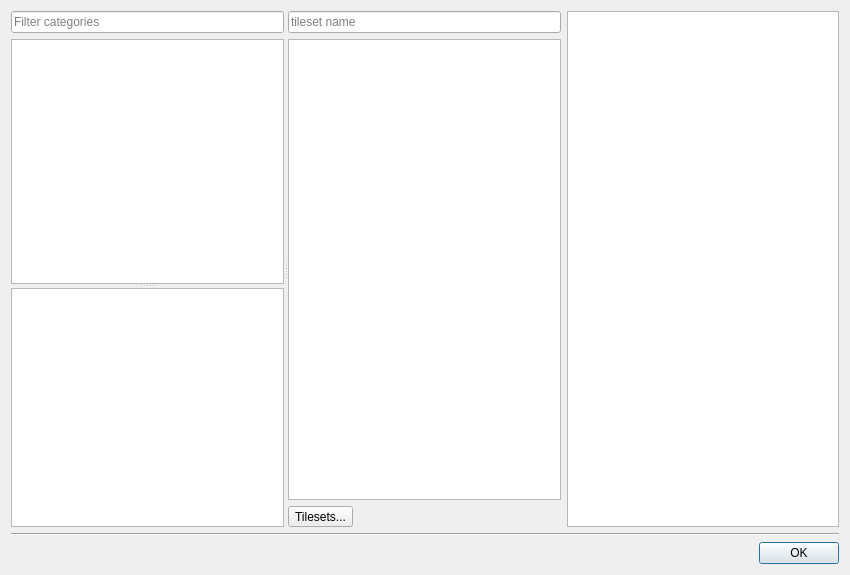
First picture: the form in TileZed/src/tiled/BuildingEditor/buildingtilesdialog.ui, repository Z3R0-BYT3Z/PZ_Mapping_Tools, before the edit.
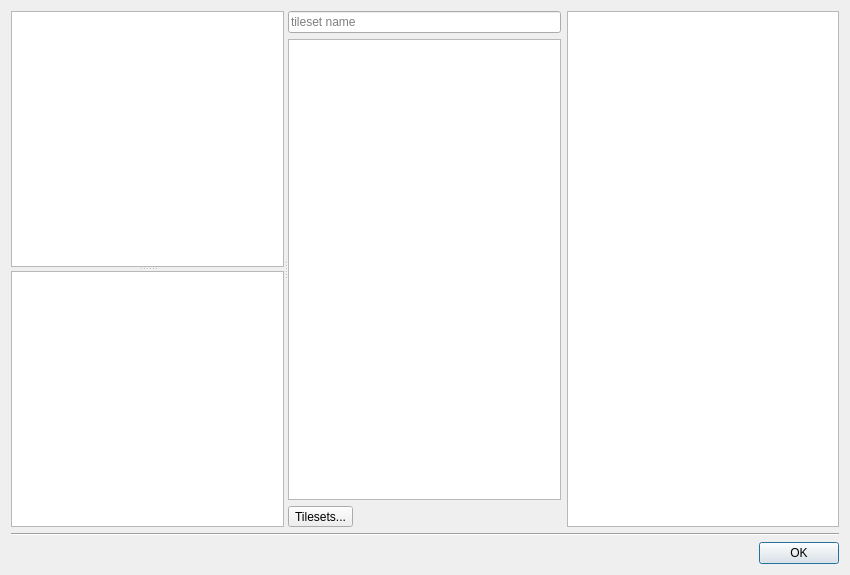
Second picture: the form after the edit. Icons and pictures are not drawn. Custom widgets are drawn as their Qt base class.

What changed in the file:
```diff
--- a/TileZed/src/tiled/BuildingEditor/buildingtilesdialog.ui
+++ b/TileZed/src/tiled/BuildingEditor/buildingtilesdialog.ui
@@ -45,16 +45,6 @@
       </property>
       <widget class="QWidget" name="layoutWidget">
        <layout class="QVBoxLayout" name="verticalLayout_6">
-        <item>
-         <widget class="QLineEdit" name="categoryFilter">
-          <property name="placeholderText">
-           <string>Filter categories</string>
-          </property>
-          <property name="clearButtonEnabled">
-           <bool>true</bool>
-          </property>
-         </widget>
-        </item>
         <item>
          <widget class="QListWidget" name="categoryList"/>
         </item>
```
